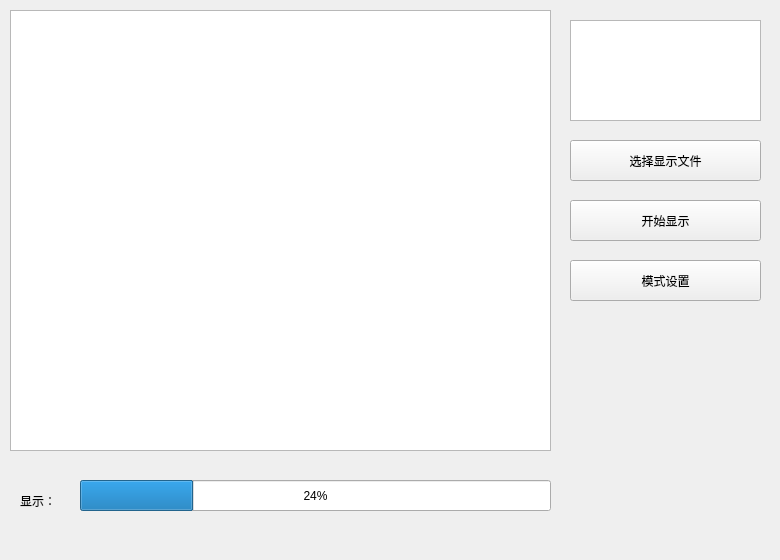
ZhangYiXiSucceed/Advanced-Clock, file SoftWare/PCTool/AdvancedClock/PictureShow.ui: the form before one commit.
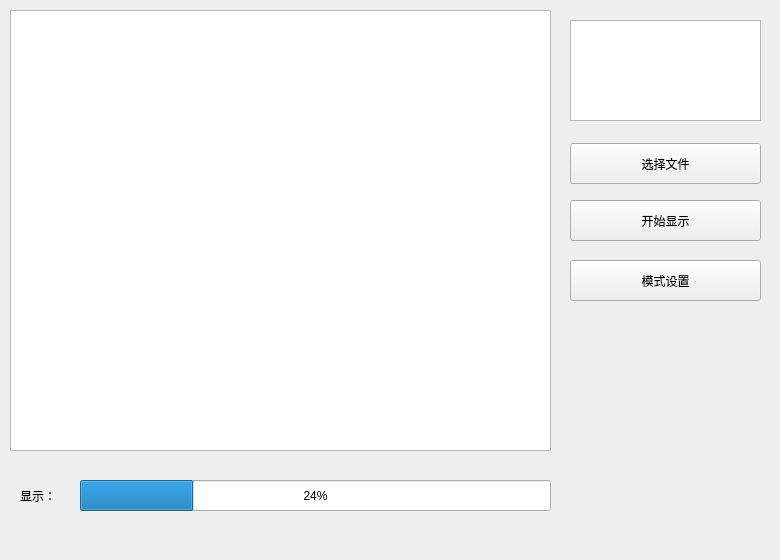
The form after the commit.

Patch:
```diff
--- a/SoftWare/PCTool/AdvancedClock/PictureShow.ui
+++ b/SoftWare/PCTool/AdvancedClock/PictureShow.ui
@@ -33,19 +33,6 @@
     </rect>
    </property>
   </widget>
-  <widget class="QToolButton" name="SelectShowBinFile">
-   <property name="geometry">
-    <rect>
-     <x>570</x>
-     <y>140</y>
-     <width>191</width>
-     <height>41</height>
-    </rect>
-   </property>
-   <property name="text">
-    <string>选择显示文件</string>
-   </property>
-  </widget>
   <widget class="QPushButton" name="StartTransfer">
    <property name="geometry">
     <rect>
@@ -89,15 +76,28 @@
    <property name="geometry">
     <rect>
      <x>20</x>
-     <y>480</y>
+     <y>470</y>
      <width>53</width>
-     <height>41</height>
+     <height>51</height>
     </rect>
    </property>
    <property name="text">
     <string>显示：</string>
    </property>
   </widget>
+  <widget class="QPushButton" name="SelectShowBinFile">
+   <property name="geometry">
+    <rect>
+     <x>570</x>
+     <y>143</y>
+     <width>191</width>
+     <height>41</height>
+    </rect>
+   </property>
+   <property name="text">
+    <string>选择文件</string>
+   </property>
+  </widget>
  </widget>
  <resources/>
  <connections/>
```
Left out of the diff: 2 changed lines with no effect on the pictures.
